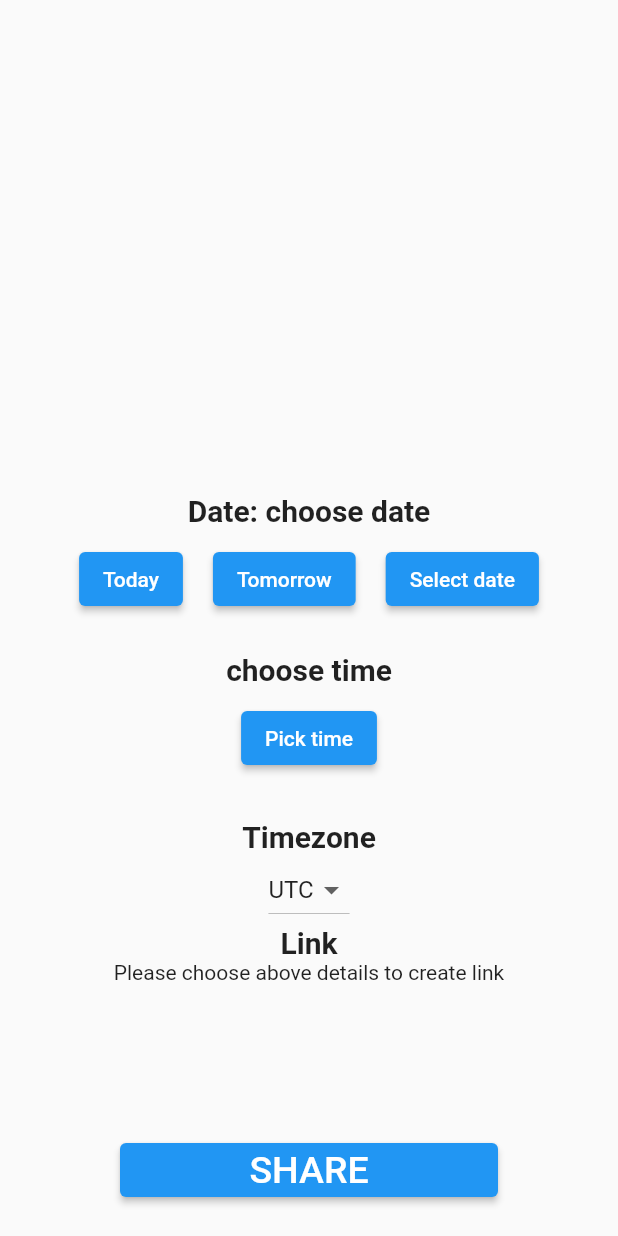
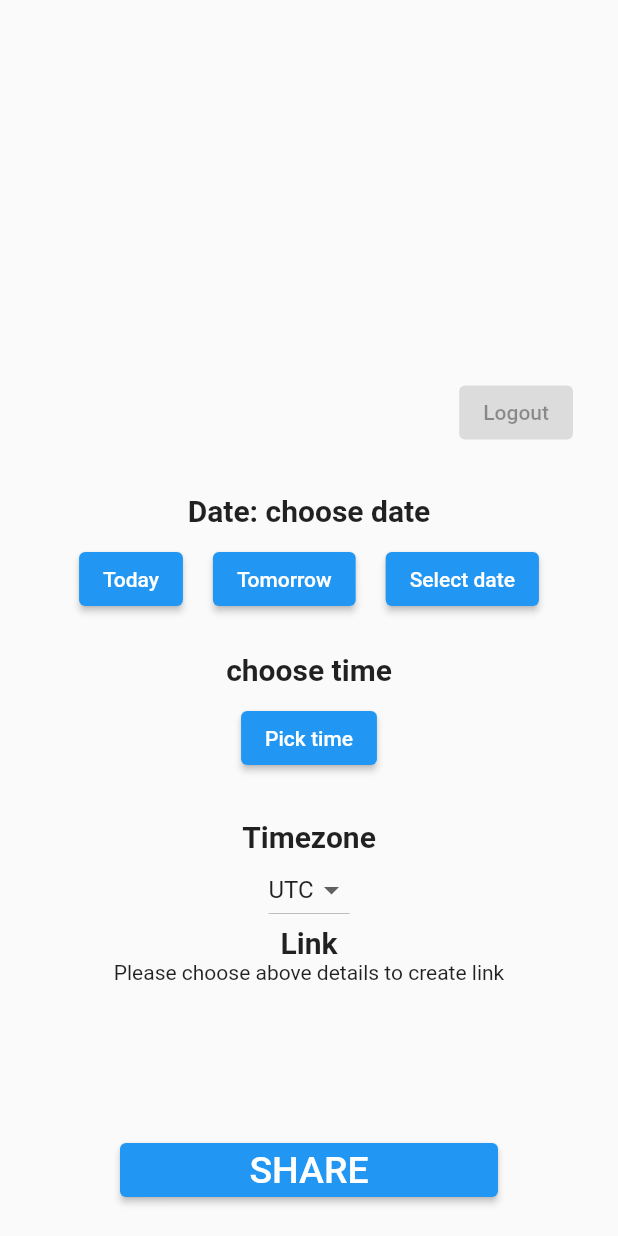
Before and after one commit to madhu2000u/gmeet-to-ics, a Flutter app: the screen it shows after launch, on a phone screen of 412 x 824 dp. Run offline on Flutter 3.47's test engine with Material 2 defaults, Android fonts, the phone set to English and light mode, and no system bars; our stand-ins replace firebase_core, flutter_native_timezone, googleapis_auth, permission_handler, share_plus; missing offline and left inert: enough_icalendar, googleapis, ical; accounts and stored records are empty; statements that could not run were skipped.

Commit message:
[feat]: Logout button added

```diff
--- a/lib/main.dart
+++ b/lib/main.dart
@@ -215,6 +215,15 @@ class _MyHomePageState extends State<MyHomePage> {
           mainAxisAlignment: MainAxisAlignment.end,
           children: <Widget>[
             Container(
+              margin: EdgeInsets.all(30),
+              child: Row(
+                mainAxisAlignment: MainAxisAlignment.end,
+                children: [
+                  ElevatedButton(onPressed: null, child: Text("Logout"))  //TODO add function
+                ],
+              ),
+            ),
+            Container(
                 child: Text(
               startT.year == 0
                   ? 'Date: choose date'
@@ -255,7 +264,7 @@ class _MyHomePageState extends State<MyHomePage> {
                 startT.hour == 0
                     ? "choose time"
                     : "Time: " +
-                        startT.hour.toString() + " : " + startT.minute.toString(),
+                        (startT.hour > 12 ? (startT.hour - 12).toString() : startT.hour.toString()) + " : " + startT.minute.toString() + (startT.hour < 12 ? " AM" : " PM"),
                 textAlign: TextAlign.start,
                 style: TextStyle(fontSize: 20, fontWeight: FontWeight.bold)),
             Container(
```
